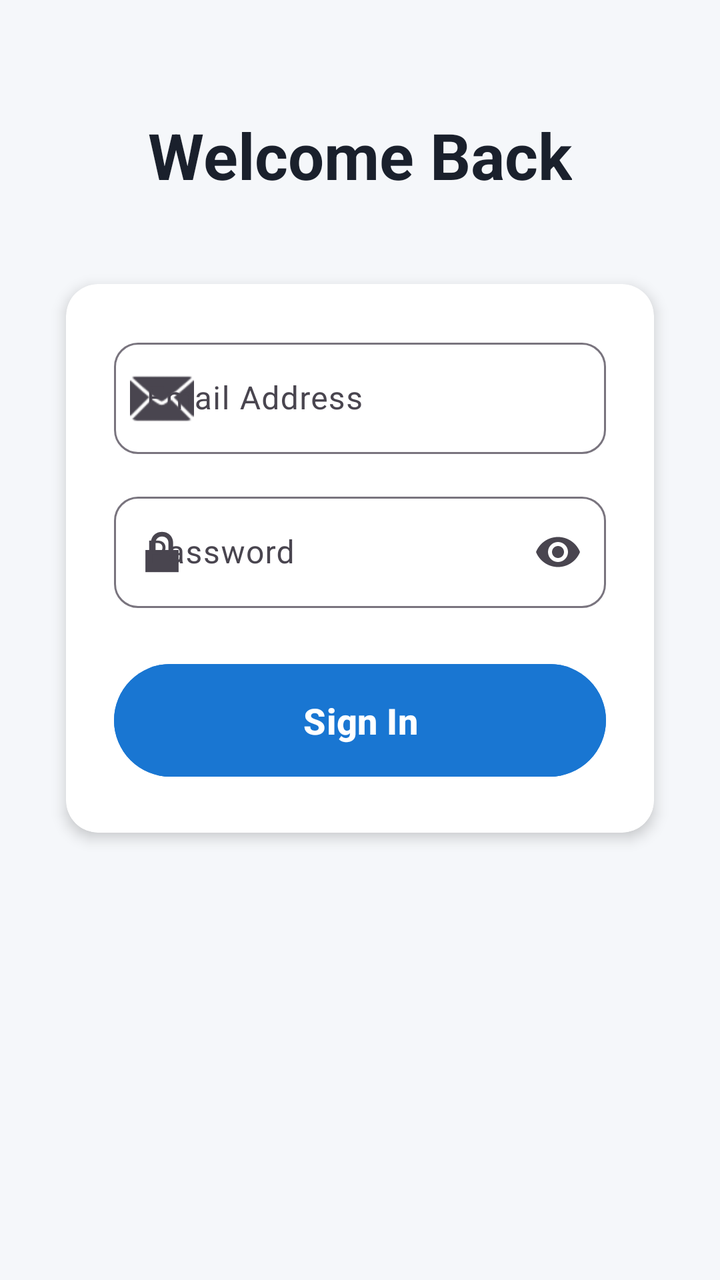
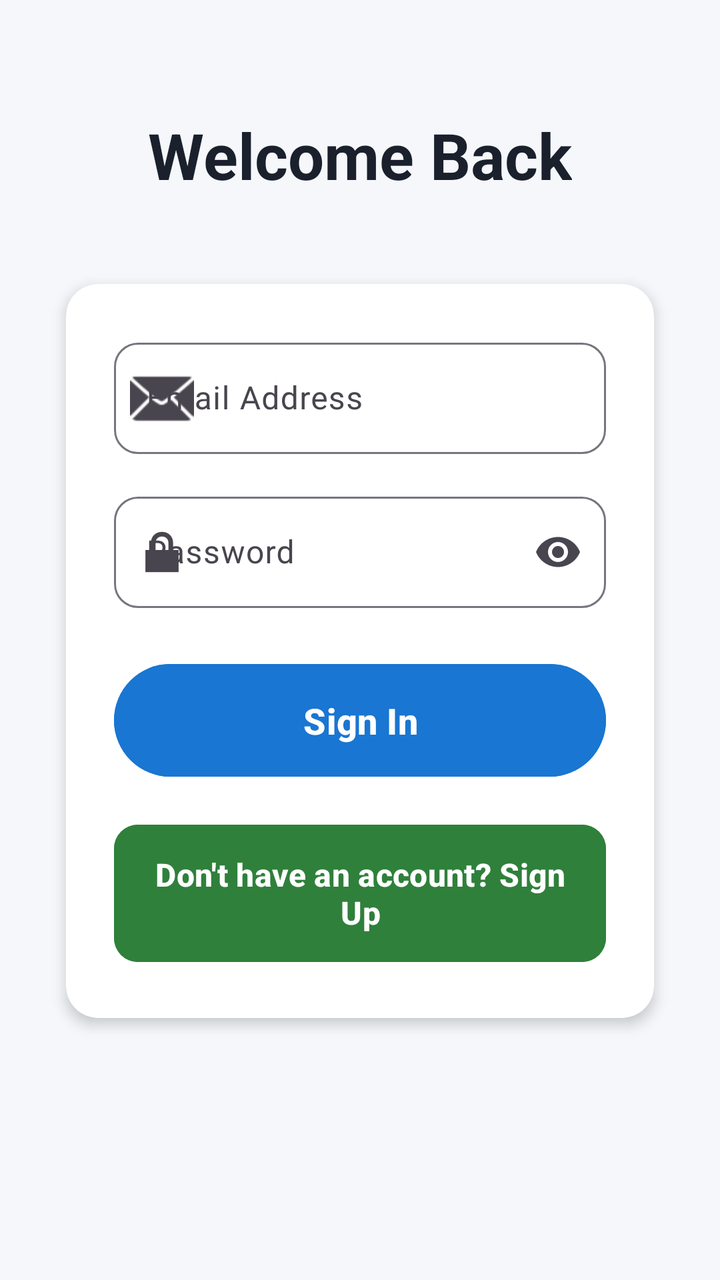

An Android layout rendered at two revisions. The XML below is the earlier revision; the diff shows what the commit changed to produce the second picture.
<!-- AndroidManifest.xml: application theme Theme.Ameen_final_new_project -->
<!-- res/layout/activity_signin.xml -->
<?xml version="1.0" encoding="utf-8"?>
<ScrollView xmlns:android="http://schemas.android.com/apk/res/android"
    xmlns:app="http://schemas.android.com/apk/res-auto"
    xmlns:tools="http://schemas.android.com/tools"
    android:id="@+id/main"
    android:layout_width="match_parent"
    android:layout_height="match_parent"
    android:background="#F5F7FA"
    android:fillViewport="true"
    tools:context=".viewPkg.SigninActivity">

    <LinearLayout
        android:layout_width="match_parent"
        android:layout_height="wrap_content"
        android:gravity="center_horizontal"
        android:orientation="vertical"
        android:padding="24dp">

        
        <TextView
            android:id="@+id/textView"
            android:layout_width="wrap_content"
            android:layout_height="wrap_content"
            android:layout_marginTop="32dp"
            android:layout_marginBottom="32dp"
            android:text="Welcome Back"
            android:textColor="#1A202C"
            android:textSize="32sp"
            android:textStyle="bold" />

        
        <androidx.cardview.widget.CardView
            android:layout_width="match_parent"
            android:layout_height="wrap_content"
            app:cardCornerRadius="16dp"
            app:cardElevation="4dp"
            app:cardUseCompatPadding="true">

            <LinearLayout
                android:layout_width="match_parent"
                android:layout_height="wrap_content"
                android:orientation="vertical"
                android:padding="24dp">

                
                <com.google.android.material.textfield.TextInputLayout
                    android:layout_width="match_parent"
                    android:layout_height="wrap_content"
                    android:layout_marginBottom="16dp"
                    app:boxBackgroundMode="outline"
                    app:boxCornerRadiusBottomEnd="12dp"
                    app:boxCornerRadiusBottomStart="12dp"
                    app:boxCornerRadiusTopEnd="12dp"
                    app:boxCornerRadiusTopStart="12dp"
                    app:startIconDrawable="@android:drawable/ic_dialog_email">

                    <com.google.android.material.textfield.TextInputEditText
                        android:id="@+id/email"
                        android:layout_width="match_parent"
                        android:layout_height="wrap_content"
                        android:hint="Email Address"
                        android:inputType="textEmailAddress"
                        android:textSize="16sp" />

                </com.google.android.material.textfield.TextInputLayout>

                
                <com.google.android.material.textfield.TextInputLayout
                    android:layout_width="match_parent"
                    android:layout_height="wrap_content"
                    android:layout_marginBottom="24dp"
                    app:boxBackgroundMode="outline"
                    app:boxCornerRadiusBottomEnd="12dp"
                    app:boxCornerRadiusBottomStart="12dp"
                    app:boxCornerRadiusTopEnd="12dp"
                    app:boxCornerRadiusTopStart="12dp"
                    app:endIconMode="password_toggle"
                    app:startIconDrawable="@android:drawable/ic_lock_lock">

                    <com.google.android.material.textfield.TextInputEditText
                        android:id="@+id/password"
                        android:layout_width="match_parent"
                        android:layout_height="wrap_content"
                        android:hint="Password"
                        android:inputType="textPassword"
                        android:textSize="16sp" />

                </com.google.android.material.textfield.TextInputLayout>

                
                <Button
                    android:id="@+id/button"
                    android:layout_width="match_parent"
                    android:layout_height="wrap_content"
                    android:backgroundTint="#1976D2"
                    android:padding="16dp"
                    android:text="Sign In"
                    android:textColor="#FFFFFF"
                    android:textSize="18sp"
                    android:textStyle="bold" />

            </LinearLayout>

        </androidx.cardview.widget.CardView>

    </LinearLayout>
</ScrollView>
<!-- resources referenced by this layout -->
<resources>
  <style name="Theme.Ameen_final_new_project" parent="Base.Theme.Ameen_final_new_project" />
  <style name="Base.Theme.Ameen_final_new_project" parent="Theme.Material3.DayNight.NoActionBar">
          
          
      </style>
</resources>

<!-- the commit's change to res/layout/activity_signin.xml (unified diff, before → after) -->
@@ -92,6 +92,7 @@
                     android:id="@+id/button"
                     android:layout_width="match_parent"
                     android:layout_height="wrap_content"
+                    android:layout_marginBottom="12dp"
                     android:backgroundTint="#1976D2"
                     android:padding="16dp"
                     android:text="Sign In"
@@ -99,6 +100,21 @@
                     android:textSize="18sp"
                     android:textStyle="bold" />
 
+                
+                <com.google.android.material.button.MaterialButton
+                    android:id="@+id/btnGotoSignUp"
+                    android:layout_width="match_parent"
+                    android:layout_height="wrap_content"
+                    android:layout_marginTop="4dp"
+                    android:backgroundTint="#2F803B"
+                    android:padding="14dp"
+                    android:text="Don't have an account? Sign Up"
+                    android:textAllCaps="false"
+                    android:textColor="#FFFFFF"
+                    android:textSize="16sp"
+                    android:textStyle="bold"
+                    app:cornerRadius="12dp" />
+
             </LinearLayout>
 
         </androidx.cardview.widget.CardView>
